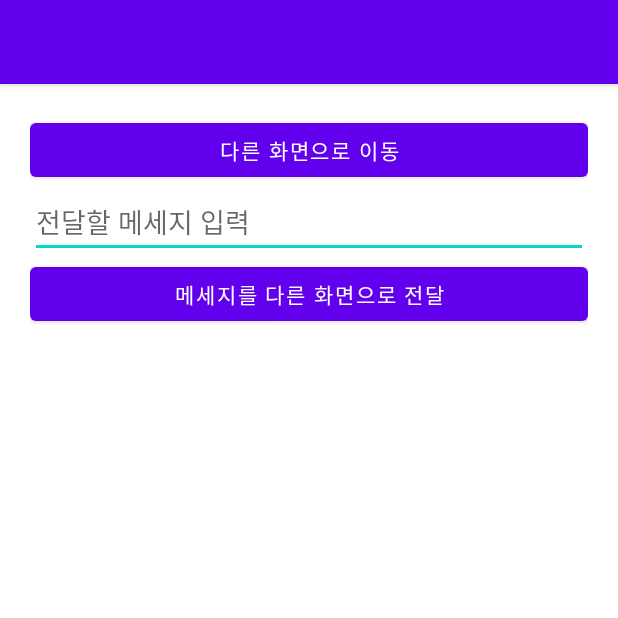
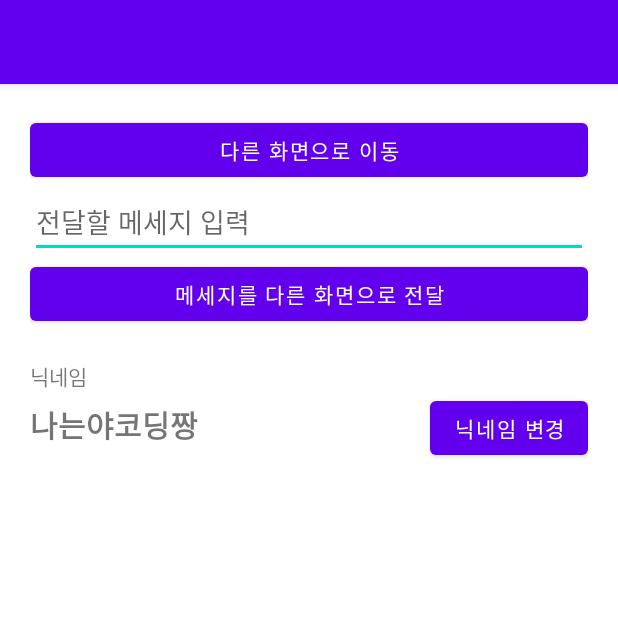
Before and after one commit to Eundding/AndroidStudy, an Android app: the screen it shows after launch (MainActivity), on a phone screen of 412 x 824 dp, the top half of it. Run offline under Robolectric (Android 15) with nearby library versions, the phone set to English and light mode, and no system bars.

```diff
--- a/Intent/app/src/main/java/com/eunjeong/intent/OtherActivity.kt
+++ b/Intent/app/src/main/java/com/eunjeong/intent/OtherActivity.kt
@@ -17,7 +17,7 @@ class OtherActivity : AppCompatActivity() {
 //            val myIntent = Intent(this, MainActivity::class.java)
 //            startActivity(myIntent)
             finish() // 지금 화면 꺼주세요
-            //넘어갈때는 intent 되돌아갈때는 finish 활용
+            // 넘어갈때는 intent 되돌아갈때는 finish 활용
         }
     }
 }
--- a/Intent/app/src/main/res/layout/activity_main.xml
+++ b/Intent/app/src/main/res/layout/activity_main.xml
@@ -24,5 +24,39 @@
         android:layout_height="wrap_content"
         android:text="메세지를 다른 화면으로 전달"/>
 
+    <!--New-->
+    <TextView
+        android:layout_width="wrap_content"
+        android:layout_height="wrap_content"
+        android:text="닉네임"
+        android:layout_marginTop="20dp"/>
+
+    <LinearLayout
+        android:layout_width="match_parent"
+        android:layout_height="wrap_content">
+
+        <TextView
+            android:id="@+id/nicknameTv"
+            android:layout_width="wrap_content"
+            android:layout_height="wrap_content"
+            android:text="나는야코딩짱"
+            android:textSize="20sp"
+            android:textStyle="bold"/>
+
+        <TextView
+            android:layout_width="0dp"
+            android:layout_height="wrap_content"
+            android:layout_weight="1"/>
+
+        <Button
+            android:id="@+id/changeNicknameBtn"
+            android:layout_width="wrap_content"
+            android:layout_height="wrap_content"
+            android:layout_marginLeft="20dp"
+            android:text="닉네임 변경"/>
+
+
+    </LinearLayout>
+
 
 </LinearLayout>
```
Also changed, not shown: Intent/app/src/main/AndroidManifest.xml (+7 -0 lines), Intent/app/src/main/java/com/eunjeong/intent/EditNicknameActivity.kt (added, +29 -0 lines), Intent/app/src/main/java/com/eunjeong/intent/MainActivity.kt (+26 -0 lines), Intent/app/src/main/res/layout/activity_edit_nickname.xml (added, +29 -0 lines).
